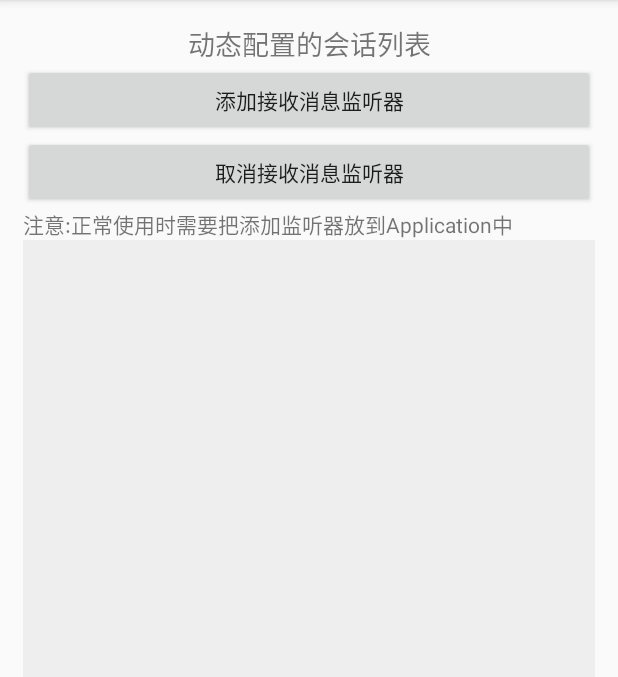
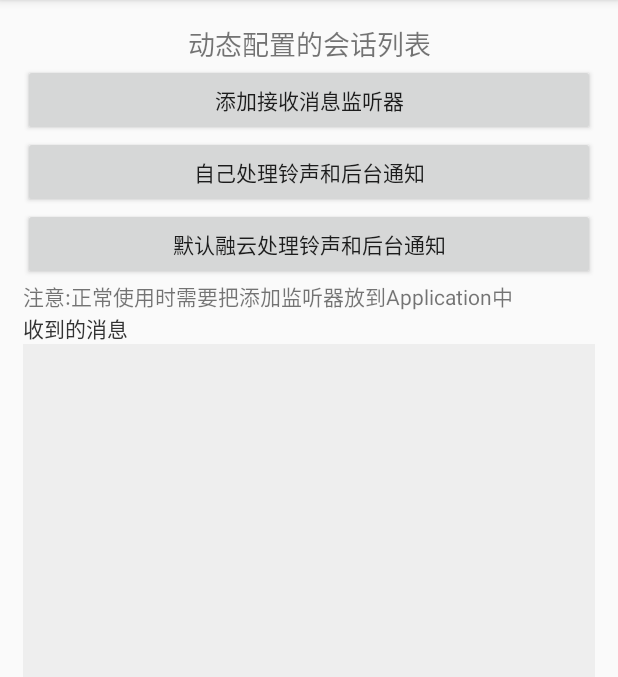
Before and after one commit to voidzero42/RongCloudDemo, an Android app: the MyDynamicConversationListActivity screen opened directly, with no data from a screen before it, on a phone screen of 412 x 824 dp, the part 84-761 px from its top. Run offline under Robolectric (Android 15) with nearby library versions, the light colour scheme and no system bars; libraries missing offline, so code that uses them is left out: io.rong.imkit, io.rong.imlib; pictures from the network do not load; 4 statements that could not run were skipped.

Commit message:
集成会话列表和会话界面;

```diff
--- a/app/build.gradle
+++ b/app/build.gradle
@@ -37,6 +37,7 @@ dependencies {
 
 
 
+
 repositories {
     flatDir { dirs '../app/aars' }
     maven {
--- a/app/src/main/java/com/fjycnet/rongclouddemo/ui/MyDynamicConversationListActivity.java
+++ b/app/src/main/java/com/fjycnet/rongclouddemo/ui/MyDynamicConversationListActivity.java
@@ -5,7 +5,7 @@ import android.support.v4.app.FragmentTransaction;
 import android.support.v7.app.AppCompatActivity;
 import android.os.Bundle;
 import android.view.View;
-import android.widget.Button;
+import android.widget.TextView;
 import android.widget.Toast;
 
 import com.fjycnet.rongclouddemo.R;
@@ -18,8 +18,7 @@ import io.rong.imlib.model.Message;
 
 public class MyDynamicConversationListActivity extends AppCompatActivity implements View.OnClickListener {
 
-    private Button btnAddMsgListener;
-    private Button btnCancelMsgListener;
+    private TextView tvMsg;
     private boolean isRecvMsg = false;
     private RongIMClient.OnReceiveMessageListener onReceiveMessageListener;
 
@@ -53,13 +52,25 @@ public class MyDynamicConversationListActivity extends AppCompatActivity impleme
      * 接收消息监听器的实现，所有接收到的消息、通知、状态都经由此处设置的监听器处理。包括私聊消息、群组消息、聊天室消息以及各种状态。
      */
     private void addReceiveMessageListener() {
-        isRecvMsg = true;
         Toast.makeText(this, "添加接收消息监听器", Toast.LENGTH_SHORT).show();
         if (onReceiveMessageListener == null) {
             onReceiveMessageListener = new RongIMClient.OnReceiveMessageListener() {
+                /**
+                 * 收到消息的处理。
+                 *
+                 * @param message 收到的消息实体。
+                 * @param left    剩余未拉取消息数目。
+                 * @return 收到消息是否处理完成，true 表示自己处理铃声和后台通知，false 走融云默认处理方式。
+                 */
                 @Override
-                public boolean onReceived(Message message, int i) {
-                    Toast.makeText(MyDynamicConversationListActivity.this, "Message=" + message.getContent() + ",i=" + i, Toast.LENGTH_SHORT).show();
+                public boolean onReceived(final Message message, final int left) {
+                    runOnUiThread(new Runnable() {
+                        @Override
+                        public void run() {
+                            Toast.makeText(MyDynamicConversationListActivity.this, "Message=" + message.getContent().toString() + ",left=" + left, Toast.LENGTH_SHORT).show();
+                            tvMsg.setText("Message=" + message.getContent().toString() + ",left=" + left);
+                        }
+                    });
                     return isRecvMsg;
                 }
             };
@@ -68,18 +79,27 @@ public class MyDynamicConversationListActivity extends AppCompatActivity impleme
     }
 
     /**
-     * 不再接收消息
+     * 自己处理铃声和后台通知
      */
-    private void cancelReceiveMessageListener() {
-        Toast.makeText(this, "取消接收消息监听器", Toast.LENGTH_SHORT).show();
+    private void customHanleRing() {
+        Toast.makeText(this, "自己处理铃声和后台通知", Toast.LENGTH_SHORT).show();
+        isRecvMsg = true;
+    }
+
+    /**
+     * 自己处理铃声和后台通知
+     */
+    private void defaultHanleRing() {
+        Toast.makeText(this, "让融云默认处理铃声和后台通知", Toast.LENGTH_SHORT).show();
         isRecvMsg = false;
     }
 
     private void initView() {
-        btnAddMsgListener = findViewById(R.id.btnAddMsgListener);
-        btnAddMsgListener.setOnClickListener(this);
-        btnCancelMsgListener = findViewById(R.id.btnCancelMsgListener);
-        btnCancelMsgListener.setOnClickListener(this);
+        tvMsg = findViewById(R.id.tvMsg);
+        findViewById(R.id.btnAddMsgListener).setOnClickListener(this);
+        findViewById(R.id.btnCustomHandleRing).setOnClickListener(this);
+        findViewById(R.id.btnDefaultHandleRing).setOnClickListener(this);
+
     }
 
     @Override
@@ -88,8 +108,11 @@ public class MyDynamicConversationListActivity extends AppCompatActivity impleme
             case R.id.btnAddMsgListener:
                 addReceiveMessageListener();
                 break;
-            case R.id.btnCancelMsgListener:
-                cancelReceiveMessageListener();
+            case R.id.btnCustomHandleRing:
+                customHanleRing();
+                break;
+            case R.id.btnDefaultHandleRing:
+                defaultHanleRing();
                 break;
         }
     }
--- a/app/src/main/res/layout/activity_my_dynamic_conversation_list.xml
+++ b/app/src/main/res/layout/activity_my_dynamic_conversation_list.xml
@@ -19,14 +19,27 @@
         android:text="添加接收消息监听器" />
 
     <Button
-        android:id="@+id/btnCancelMsgListener"
+        android:id="@+id/btnCustomHandleRing"
         android:layout_width="match_parent"
         android:layout_height="wrap_content"
-        android:text="取消接收消息监听器" />
+        android:text="自己处理铃声和后台通知" />
+    <Button
+        android:id="@+id/btnDefaultHandleRing"
+        android:layout_width="match_parent"
+        android:layout_height="wrap_content"
+        android:text="默认融云处理铃声和后台通知" />
     <TextView
         android:layout_width="wrap_content"
-        android:text="注意:正常使用时需要把添加监听器放到Application中"
-        android:layout_height="wrap_content" />
+        android:layout_height="wrap_content"
+        android:text="注意:正常使用时需要把添加监听器放到Application中" />
+
+    <TextView
+        android:id="@+id/tvMsg"
+        android:layout_width="match_parent"
+        android:layout_height="wrap_content"
+        android:text="收到的消息"
+        android:textColor="#333333" />
+
     <FrameLayout
         android:id="@+id/rong_content"
         android:layout_width="match_parent"
```
Also changed, not shown: app/src/main/AndroidManifest.xml (+13 -3 lines), app/src/main/java/com/fjycnet/rongclouddemo/MainActivity.java (+11 -0 lines), app/src/main/java/com/fjycnet/rongclouddemo/ui/MyDynamicConversationActivity.java (added, +58 -0 lines), app/src/main/res/layout/activity_main.xml (+5 -5 lines), app/src/main/res/layout/activity_my_conversation.xml (added, +17 -0 lines).
